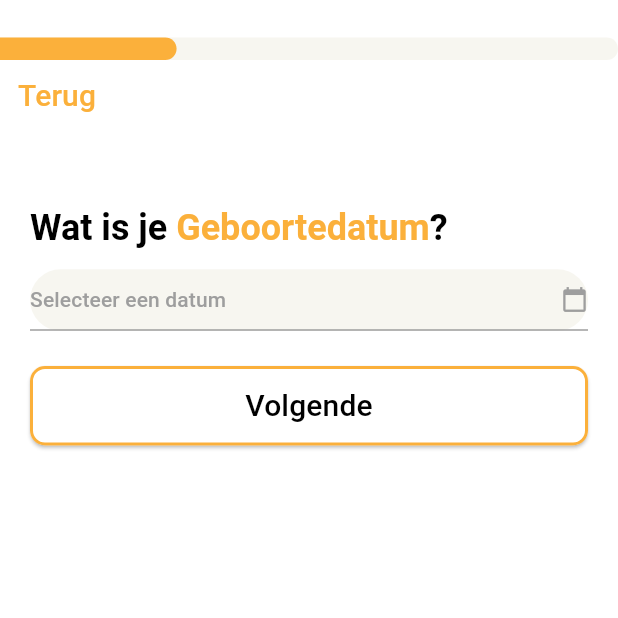
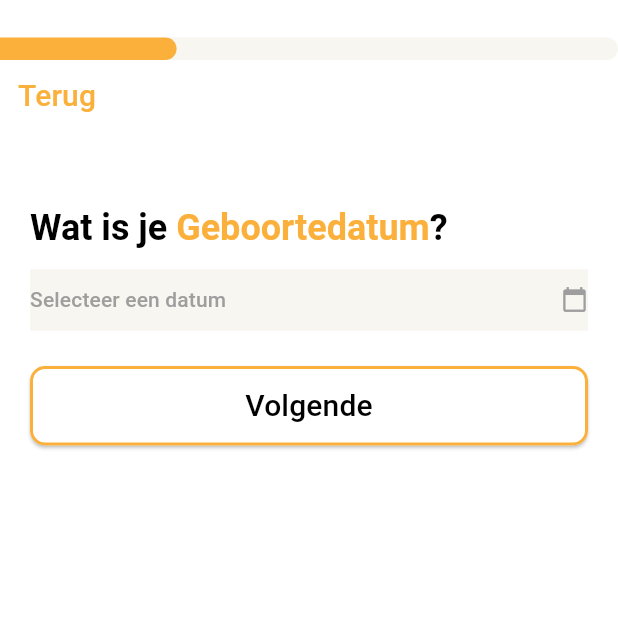
Before and after one commit to Hanne-Hellin-MCT/TravelMate, a Flutter app: the screen it shows after launch, after a tap on "Volgende", on a phone screen of 412 x 824 dp, the top half of it. Run offline on Flutter 3.47's test engine with Material 3 defaults, Android fonts, the phone set to English and light mode, and no system bars; our stand-ins replace flutter_svg, sign_in_button; missing offline and left inert: dart:ffi.

Commit message:
feat: functionaliteiten setupaccount 0.2

```diff
--- a/travelmate/lib/widgets/setupaccount/setupaccountbirthdate.dart
+++ b/travelmate/lib/widgets/setupaccount/setupaccountbirthdate.dart
@@ -14,6 +14,32 @@ class SetupAccountBirthdate extends StatefulWidget {
 
 class _SetupAccountBirthdateState extends State<SetupAccountBirthdate> {
   DateTime? _selectedDate;
+  TextEditingController _dateController = TextEditingController();
+
+  @override
+  void initState() {
+    super.initState();
+    // Haal de geboortedatum op als een string uit de provider
+    String? birthdateString =
+        Provider.of<SetupAccountData>(context, listen: false).birthdate;
+    // Converteer de string naar een DateTime object
+    _selectedDate = _parseBirthdate(birthdateString);
+    // Stel de controller in met de geconverteerde datum
+    _dateController.text = _selectedDate != null
+        ? DateFormat('dd-MM-yyyy').format(_selectedDate!)
+        : 'Selecteer een datum';
+  }
+
+  DateTime? _parseBirthdate(String? birthdateString) {
+    if (birthdateString != null) {
+      try {
+        return DateFormat('dd-MM-yyyy').parse(birthdateString);
+      } catch (e) {
+        print('Fout bij het parseren van geboortedatum: $e');
+      }
+    }
+    return null;
+  }
 
   Future<void> _selectDate(BuildContext context) async {
     final DateTime? picked = await showDatePicker(
@@ -69,25 +95,25 @@ class _SetupAccountBirthdateState extends State<SetupAccountBirthdate> {
           padding: const EdgeInsets.only(top: 10, left: 20, right: 20),
           child: ElevatedButton(
             onPressed: () => _selectDate(context),
-            style: ButtonStyle(
-              backgroundColor:
-                  MaterialStateProperty.all<Color>(const Color(0xFFF7F6F0)),
-              elevation: MaterialStateProperty.all<double>(0),
-              padding: MaterialStateProperty.all<EdgeInsetsGeometry>(
-                  EdgeInsets.zero),
+            style: ElevatedButton.styleFrom(
+              backgroundColor: const Color(0xFFF7F6F0),
+              elevation: 0,
+              padding: EdgeInsets.zero,
+              shape: const RoundedRectangleBorder(
+                  borderRadius: BorderRadius.zero, side: BorderSide.none),
             ),
             child: Container(
+              padding: const EdgeInsets.symmetric(vertical: 10.0),
               decoration: BoxDecoration(
                 border: Border(
                   bottom: BorderSide(
                     color: _selectedDate != null
                         ? const Color(0xFFFBB03B)
-                        : Colors.grey,
+                        : Colors.transparent,
                     width: 1.0,
                   ),
                 ),
               ),
-              padding: const EdgeInsets.symmetric(vertical: 10.0),
               child: Row(
                 mainAxisAlignment: MainAxisAlignment.spaceBetween,
                 children: [
--- a/travelmate/lib/widgets/setupaccount/setupaccountname.dart
+++ b/travelmate/lib/widgets/setupaccount/setupaccountname.dart
@@ -9,6 +9,8 @@ class SetupAccountName extends StatelessWidget {
 
   @override
   Widget build(BuildContext context) {
+    String currentName = Provider.of<SetupAccountData>(context).name ?? '';
+
     return Column(
       crossAxisAlignment: CrossAxisAlignment.start,
       children: [
@@ -57,6 +59,7 @@ class SetupAccountName extends StatelessWidget {
                 borderSide: BorderSide(color: Color(0xFFFBB03B), width: 1.0),
               ),
             ),
+            controller: TextEditingController(text: currentName),
             onChanged: (newName) {
               Provider.of<SetupAccountData>(context, listen: false)
                   .setName(newName);
```
Also changed, not shown: travelmate/lib/widgets/setupaccount/setupaccountbio.dart (+24 -1 lines).
